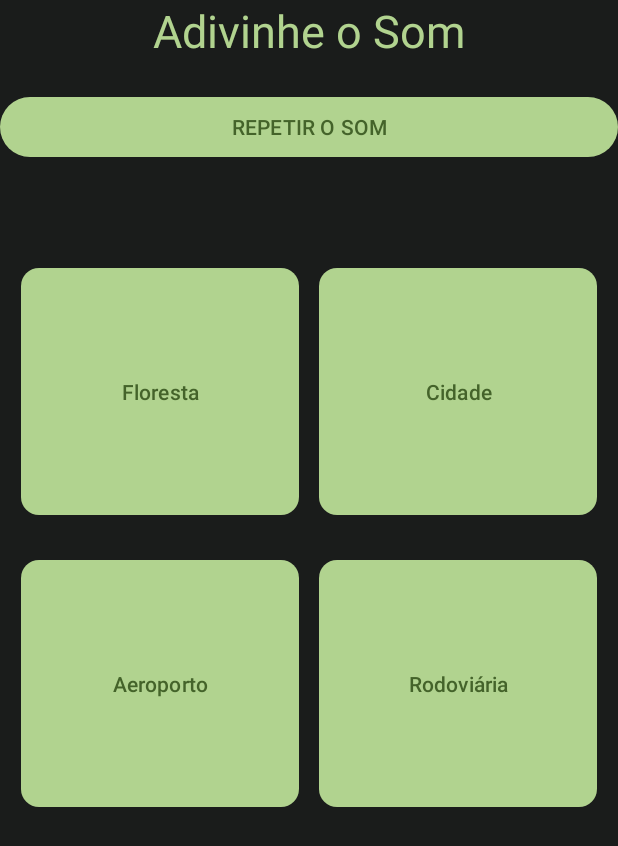
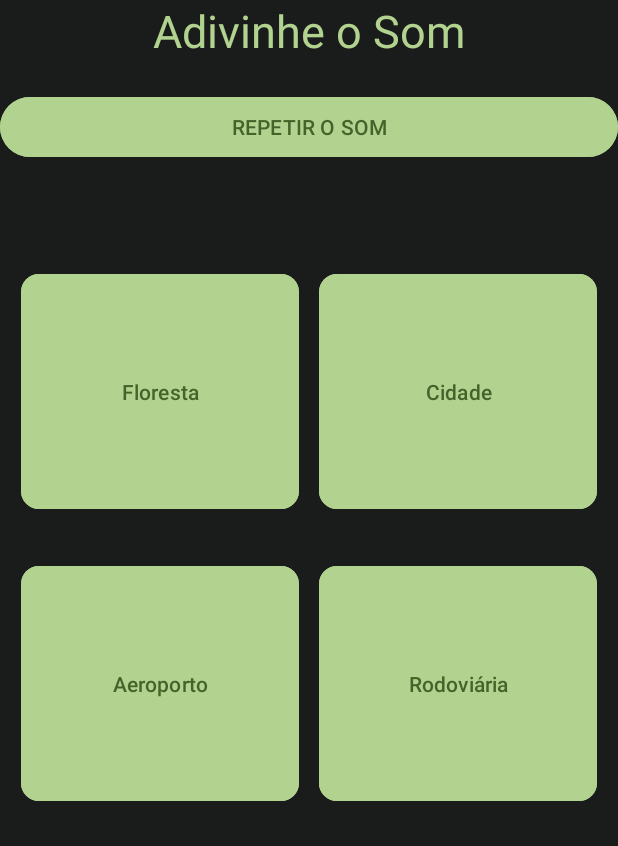
Before and after one commit to Thiago279/TCC-MundoSonoro, an Android app: the fragment Jogo1Play shown on its own in the app's theme, on a phone screen of 412 x 824 dp. Shown: the top 846 px of the screen. Run offline under Robolectric (Android 15) with nearby library versions, the phone set to English and light mode, and no system bars.

Commit message:
corrigindo cores do tema

```diff
--- a/app/src/main/res/drawable/custom_button.xml
+++ /dev/null
@@ -1,6 +0,0 @@
-<?xml version="1.0" encoding="utf-8"?>
-<shape xmlns:android="http://schemas.android.com/apk/res/android"
-        android:shape="rectangle">
-    <solid android:color="@color/verde_claro"/>
-    <corners android:radius="12dp"/>
-</shape>
--- a/app/src/main/res/layout/fragment_jogo1_play.xml
+++ b/app/src/main/res/layout/fragment_jogo1_play.xml
@@ -24,14 +24,15 @@
             app:layout_constraintTop_toTopOf="parent" />
 
         <!-- Botão 1 -->
-        <Button
+        <com.google.android.material.button.MaterialButton
             android:id="@+id/opcao1"
             android:layout_width="0dp"
             android:layout_height="0dp"
             android:layout_marginTop="70dp"
-            android:background="@drawable/custom_button"
+            android:backgroundTint="@color/verde_claro"
             android:text="Opção 1"
             android:textColor="@color/verde_escuro"
+            app:cornerRadius="12dp"
             app:layout_constraintEnd_toStartOf="@id/opcao2"
             app:layout_constraintHeight_percent="0.2"
             app:layout_constraintStart_toStartOf="parent"
@@ -39,14 +40,15 @@
             app:layout_constraintWidth_percent="0.45" />
 
         <!-- Botão 2 -->
-        <Button
+        <com.google.android.material.button.MaterialButton
             android:id="@+id/opcao2"
             android:layout_width="0dp"
             android:layout_height="0dp"
             android:layout_marginTop="70dp"
-            android:background="@drawable/custom_button"
+            android:backgroundTint="@color/verde_claro"
             android:text="Opção 2"
             android:textColor="@color/verde_escuro"
+            app:cornerRadius="12dp"
             app:layout_constraintEnd_toEndOf="parent"
             app:layout_constraintHeight_percent="0.2"
             app:layout_constraintStart_toEndOf="@id/opcao1"
@@ -54,14 +56,15 @@
             app:layout_constraintWidth_percent="0.45" />
 
         <!-- Botão 3 -->
-        <Button
+        <com.google.android.material.button.MaterialButton
             android:id="@+id/opcao3"
             android:layout_width="0dp"
             android:layout_height="0dp"
             android:layout_marginTop="30dp"
-            android:background="@drawable/custom_button"
+            android:backgroundTint="@color/verde_claro"
             android:text="Opção 3"
             android:textColor="@color/verde_escuro"
+            app:cornerRadius="12dp"
             app:layout_constraintEnd_toStartOf="@id/opcao4"
             app:layout_constraintHeight_percent="0.2"
             app:layout_constraintStart_toStartOf="parent"
@@ -69,14 +72,15 @@
             app:layout_constraintWidth_percent="0.45" />
 
         <!-- Botão 4 -->
-        <Button
+        <com.google.android.material.button.MaterialButton
             android:id="@+id/opcao4"
             android:layout_width="0dp"
             android:layout_height="0dp"
             android:layout_marginTop="30dp"
-            android:background="@drawable/custom_button"
+            android:backgroundTint="@color/verde_claro"
             android:text="Opção 4"
             android:textColor="@color/verde_escuro"
+            app:cornerRadius="12dp"
             app:layout_constraintEnd_toEndOf="parent"
             app:layout_constraintHeight_percent="0.2"
             app:layout_constraintStart_toEndOf="@id/opcao3"
@@ -84,13 +88,14 @@
             app:layout_constraintWidth_percent="0.45" />
 
         <!-- botao repetir o som -->
-        <Button
+        <com.google.android.material.button.MaterialButton
             android:id="@+id/btn_repetir"
             android:layout_width="match_parent"
             android:layout_height="wrap_content"
             android:layout_marginTop="20dp"
             android:text="REPETIR O SOM"
             android:textColor="@color/verde_escuro"
+            android:backgroundTint="@color/verde_claro"
             app:layout_constraintEnd_toEndOf="parent"
             app:layout_constraintStart_toStartOf="parent"
             app:layout_constraintTop_toBottomOf="@+id/titulo_jg1" />
--- a/gradle/libs.versions.toml
+++ b/gradle/libs.versions.toml
@@ -7,6 +7,7 @@ appcompat = "1.7.0"
 material = "1.12.0"
 activity = "1.10.0"
 constraintlayout = "2.1.4"
+materialVersion = "1.11.0"
 
 [libraries]
 junit = { group = "junit", name = "junit", version.ref = "junit" }
@@ -16,6 +17,7 @@ appcompat = { group = "androidx.appcompat", name = "appcompat", version.ref = "a
 material = { group = "com.google.android.material", name = "material", version.ref = "material" }
 activity = { group = "androidx.activity", name = "activity", version.ref = "activity" }
 constraintlayout = { group = "androidx.constraintlayout", name = "constraintlayout", version.ref = "constraintlayout" }
+material-v1110 = { module = "com.google.android.material:material", version.ref = "materialVersion" }
 
 [plugins]
 android-application = { id = "com.android.application", version.ref = "agp" }
```
Also changed, not shown: app/src/main/res/layout/activity_main.xml (+5 -7 lines), app/src/main/res/layout/fragment__jogo1.xml (+4 -3 lines), app/src/main/res/layout/fragment_jogos.xml (+10 -5 lines).
